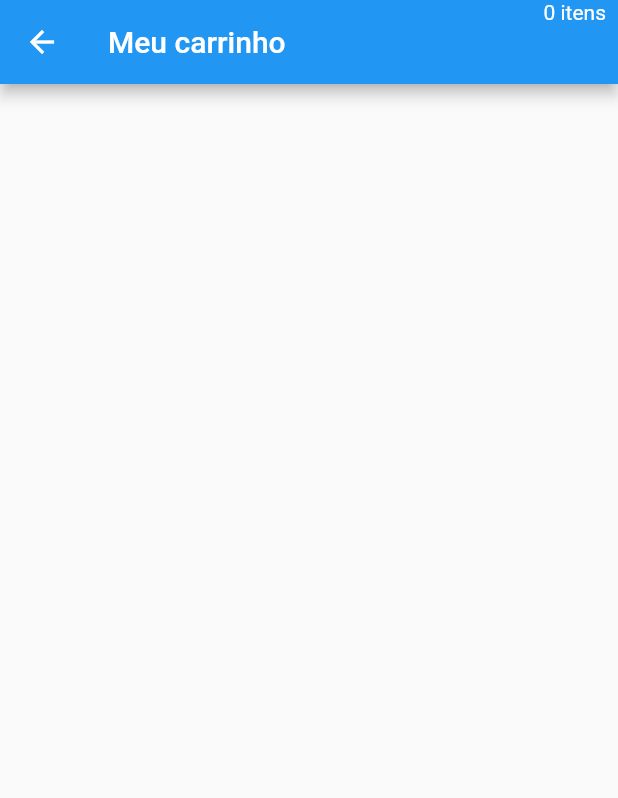
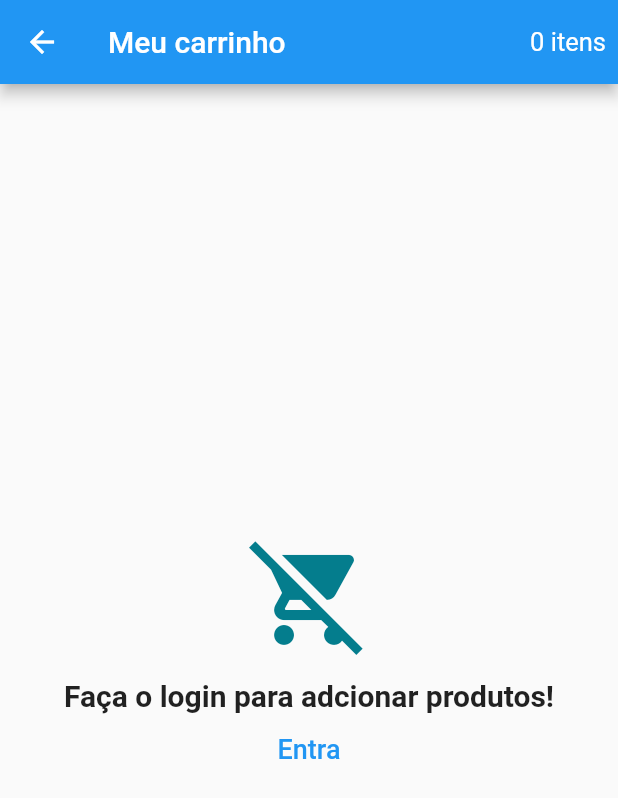
Before and after one commit to AlexandreMilitao/loja_online, a Flutter app: the CartScreen screen opened directly, on a phone screen of 412 x 824 dp. Shown: the top 798 px of the screen. Run offline on Flutter 3.47's test engine with Material 2 defaults, Android fonts, the phone set to English and light mode, and no system bars; our stand-ins replace carousel_slider, cloud_firestore, firebase_auth, firebase_core, transparent_image; accounts and stored records are empty.

Commit message:
ajustes_cart_screen

```diff
--- a/lib/models/cart_model.dart
+++ b/lib/models/cart_model.dart
@@ -7,6 +7,8 @@ import 'package:scoped_model/scoped_model.dart';
 class CartModel extends Model {
   UserModel user;
   List<CartProduct> products = [];
+
+  bool isLoading = false;
 
   CartModel(this.user);
 
--- a/lib/screens/cart_screen.dart
+++ b/lib/screens/cart_screen.dart
@@ -1,5 +1,7 @@
 import 'package:flutter/material.dart';
 import 'package:loja_online/models/cart_model.dart';
+import 'package:loja_online/models/user_model.dart';
+import 'package:loja_online/screens/login_screen.dart';
 import 'package:scoped_model/scoped_model.dart';
 
 class CartScreen extends StatelessWidget {
@@ -12,17 +14,71 @@ class CartScreen extends StatelessWidget {
         title: Text('Meu carrinho'),
         actions: <Widget>[
           Container(
-            padding: const EdgeInsets.only(right: 8.0),
+            padding: const EdgeInsets.only(right: 8.0, top: 18.0),
             child: ScopedModelDescendant<CartModel>(
               builder: (context, child, model) {
                 int p = model.products.length;
                 return Text(
-                    '${p == null ? 0 : p} ${p == 1 ? "item" : "itens"}');
+                  '${p == null ? 0 : p} ${p == 1 ? "item" : "itens"}',
+                  style: TextStyle(fontSize: 17.0),
+                );
               },
             ),
           )
         ],
       ),
+      body: ScopedModelDescendant<CartModel>(
+        builder: (context, child, model) {
+          if (model.isLoading && UserModel.of(context).isLoggedIn()) {
+            return Center(
+              child: CircularProgressIndicator(),
+            );
+          } else if (!UserModel.of(context).isLoggedIn()) {
+            return Container(
+              padding: EdgeInsets.all(16.0),
+              child: Column(
+                crossAxisAlignment: CrossAxisAlignment.stretch,
+                mainAxisAlignment: MainAxisAlignment.center,
+                children: <Widget>[
+                  Icon(
+                    Icons.remove_shopping_cart,
+                    size: 80.0,
+                    color: Theme.of(context).primaryColor,
+                  ),
+                  SizedBox(
+                    height: 16.0,
+                  ),
+                  Text(
+                    "Faça o login para adcionar produtos!",
+                    style:
+                        TextStyle(fontSize: 20.0, fontWeight: FontWeight.bold),
+                    textAlign: TextAlign.center,
+                  ),
+                  TextButton(
+                      onPressed: () {
+                        Navigator.of(context).push(MaterialPageRoute(
+                            builder: (context) => LoginScreen()));
+                      },
+                      child: const Text(
+                        'Entra',
+                        style: TextStyle(fontSize: 18.0),
+                      ))
+                ],
+              ),
+            );
+          } else if (model.products == null || model.products.length == 0) {
+            return const Center(
+              child: Text(
+                'Nenhum produto no carrinho!',
+                style: TextStyle(fontSize: 20.0, fontWeight: FontWeight.bold),
+                textAlign: TextAlign.center,
+              ),
+            );
+          } else {
+            return Container();
+          }
+        },
+      ),
     );
   }
 }
```
